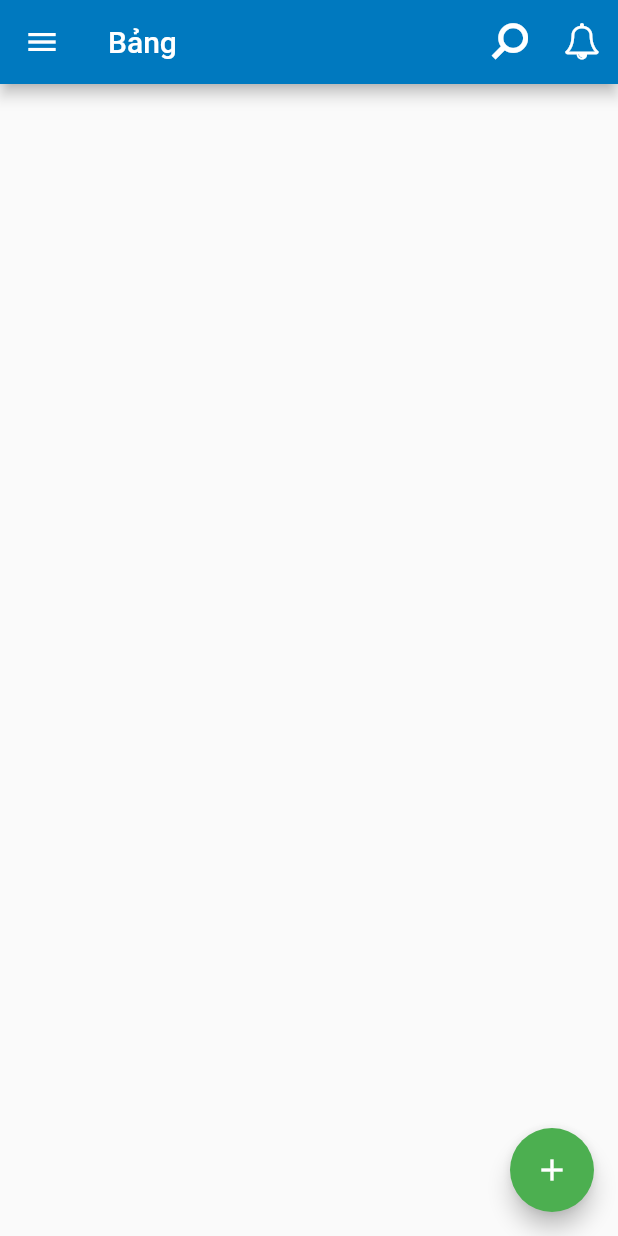
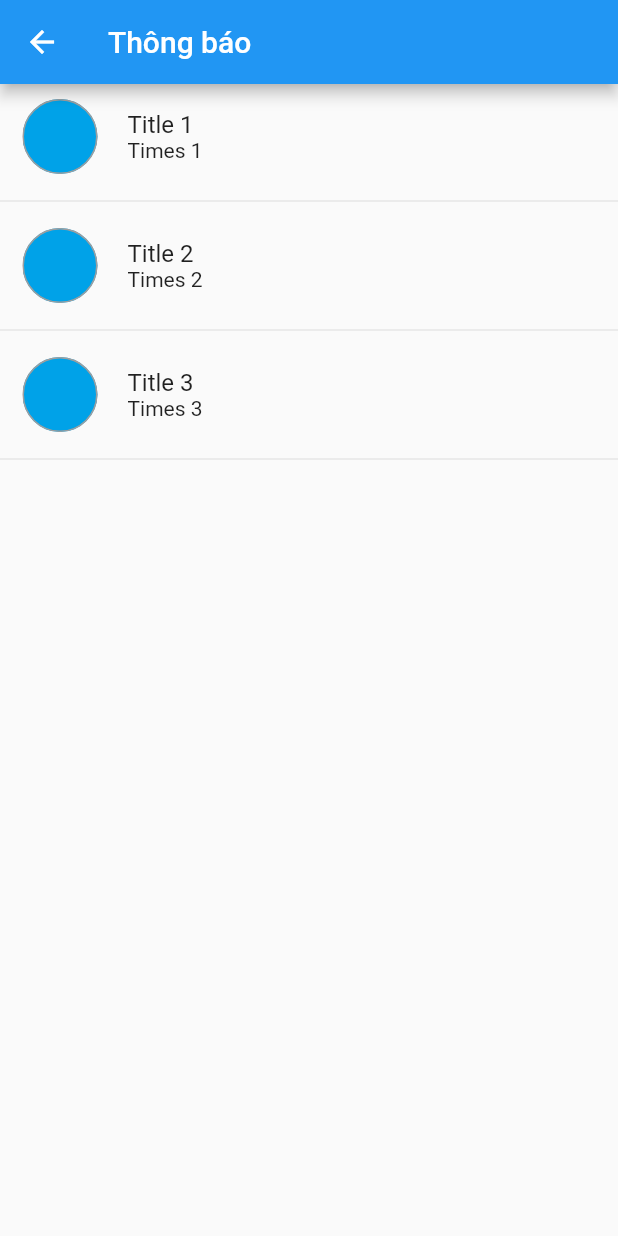
Before and after one commit to TTph18/Trello_Clone, a Flutter app: the MainScreen screen opened directly, after a tap on an icon or button, on a phone screen of 412 x 824 dp. Run offline on Flutter 3.47's test engine with Material 2 defaults, Android fonts, the phone set to English and light mode, and no system bars; drawn by our look-alikes of flutter_speed_dial; our stand-ins replace cloud_firestore, firebase_auth, firebase_core, flutter_chips_input; missing offline and left inert: animate_icons, animated_icon_button; accounts and stored records are empty.

Commit message:
update member list and add notification screen

```diff
--- a/trello_clone/lib/route_generator.dart
+++ b/trello_clone/lib/route_generator.dart
@@ -2,6 +2,7 @@ import 'package:flutter/cupertino.dart';
 import 'package:flutter/material.dart';
 import 'package:trello_clone/screens/main_screen/member_list.dart';
 import 'package:trello_clone/screens/create_workspace_screen/create_workspace_screen.dart';
+import 'package:trello_clone/screens/notification_screen/notification_screen.dart';
 import 'route_path.dart';
 import 'screens/login_screen/login_screen.dart';
 import 'screens/register_screen/register_screen.dart';
@@ -28,6 +29,11 @@ class RouteGenerator{
         return MaterialPageRoute(
           settings: RouteSettings(name: MEMBER_LIST),
           builder: (_) => MemberList(),
+        );
+      case NOTIFICATION_SCREEN:
+        return MaterialPageRoute(
+          settings: RouteSettings(name: NOTIFICATION_SCREEN),
+          builder: (_) => NotificationScreen(),
         );
       case REGISTER_SCREEN:
         return MaterialPageRoute(
--- a/trello_clone/lib/route_path.dart
+++ b/trello_clone/lib/route_path.dart
@@ -1,6 +1,7 @@
 const String LOGIN = '/';
 const String MAIN_SCREEN = '/main_screen';
 const String MEMBER_LIST = '/member_list';
+const String NOTIFICATION_SCREEN = '/notification_screen';
 const String REGISTER_SCREEN = '/register_screen';
 const String CREATE_BOARD_SCREEN = '/create_board_screen';
 const String CREATE_CARD_SCREEN = '/create_card_screen';
--- a/trello_clone/lib/screens/board_screen/board_screen.dart
+++ b/trello_clone/lib/screens/board_screen/board_screen.dart
@@ -422,8 +422,7 @@ class BoardScreenState extends State<BoardScreen> {
           isLast: true,
         );
     });
-    if (isShowDrawer)
-      _scaffoldKey.currentState!.openEndDrawer();
+    if (isShowDrawer) _scaffoldKey.currentState!.openEndDrawer();
   }
 
   @override
@@ -432,22 +431,24 @@ class BoardScreenState extends State<BoardScreen> {
       key: _scaffoldKey,
       backgroundColor: const Color.fromRGBO(0, 121, 190, 1.0),
       appBar: AppBar(
-        title: isTapNewList ? Text("Thêm danh sách") : isTapNewCard.contains(true) ? Text("Thêm thẻ") : Text(boards.boardName),
+        title: isTapNewList
+            ? Text("Thêm danh sách")
+            : isTapNewCard.contains(true)
+                ? Text("Thêm thẻ")
+                : Text(boards.boardName),
         backgroundColor: const Color.fromRGBO(0, 64, 126, 1.0),
         leading: (isTapNewList || isTapNewCard.contains(true))
             ? IconButton(
                 onPressed: () {
                   setState(
                     () {
-                      if (isTapNewList)
-                        {
+                      if (isTapNewList) {
                         isTapNewList = false;
                         newListController.text = "";
                       }
-                      int index = isTapNewCard.indexWhere((element) => element == true);
-                      if (index != -1)
-                        {
-                          print("INNER " + index.toString());
+                      int index =
+                          isTapNewCard.indexWhere((element) => element == true);
+                      if (index != -1) {
                         isTapNewCard[index] = false;
                         newCardController.text = "";
                       }
@@ -482,9 +483,9 @@ class BoardScreenState extends State<BoardScreen> {
                           );
                         }
                       }
-                    int index = isTapNewCard.indexWhere((element) => element == true);
-                    if (index != -1)
-                      {
+                      int index =
+                          isTapNewCard.indexWhere((element) => element == true);
+                      if (index != -1) {
                         print("INNER CHECK: " + index.toString());
                         if (newCardController.text != "") {
                           ///TODO: Add new card to list [index]
@@ -498,8 +499,7 @@ class BoardScreenState extends State<BoardScreen> {
                           );
                         }
                       }
-                  }
-                    ),
+                    }),
               ]
             : [
                 IconButton(
@@ -541,9 +541,9 @@ class BoardScreenState extends State<BoardScreen> {
                 if (!snapshot.hasData) {
                   return Container(
                     alignment: FractionalOffset.center,
-                  child: CircularProgressIndicator());
-                }
-                else {
+                    child: CircularProgressIndicator(),
+                  );
+                } else {
                   listName.clear();
                   for (var item in snapshot.data) {
                     Lists _list = Lists.fromDocument(item);
--- a/trello_clone/lib/screens/main_screen/main_screen.dart
+++ b/trello_clone/lib/screens/main_screen/main_screen.dart
@@ -200,7 +200,9 @@ class _MainScreenState extends State<MainScreen> {
           ),
           IconButton(
             icon: const Icon(MyFlutterApp.bell),
-            onPressed: () {},
+            onPressed: () {
+              Navigator.of(context).pushNamed(NOTIFICATION_SCREEN);
+            },
           ),
         ],
       ),
--- a/trello_clone/lib/screens/main_screen/member_list.dart
+++ b/trello_clone/lib/screens/main_screen/member_list.dart
@@ -146,11 +146,9 @@ class MemberListState extends State<MemberList> {
                             keyboardAppearance: Brightness.dark,
                             textCapitalization: TextCapitalization.words,
                             // maxChips: 5,
-                            textStyle: const TextStyle(
-                                height: 1.5,
-                                fontSize: 20),
+                            textStyle:
+                                const TextStyle(height: 1.5, fontSize: 20),
                             decoration: const InputDecoration(
-                              prefixIcon: Icon(Icons.search),
                               // hintText: formControl.hint,
                               labelText: 'Tài khoản hoặc email',
                             ),
@@ -183,8 +181,7 @@ class MemberListState extends State<MemberList> {
                                 key: ObjectKey(profile),
                                 label: Text(profile.userName),
                                 avatar: CircleAvatar(
-                                  backgroundImage:
-                                      AssetImage(profile.avatar),
+                                  backgroundImage: AssetImage(profile.avatar),
                                 ),
                                 onDeleted: () => state.deleteChip(profile),
                                 materialTapTargetSize:
@@ -196,8 +193,7 @@ class MemberListState extends State<MemberList> {
                               return ListTile(
                                 key: ObjectKey(profile),
                                 leading: CircleAvatar(
-                                  backgroundImage:
-                                      AssetImage(profile.avatar),
+                                  backgroundImage: AssetImage(profile.avatar),
                                 ),
                                 title: Text(profile.userName),
                                 onTap: () => state.selectSuggestion(profile),
@@ -239,11 +235,11 @@ class MemberListState extends State<MemberList> {
       ),
       body: Padding(
         padding: const EdgeInsets.all(10.0),
-        child: Column(
-          children: List.generate(
-            WorkspaceUsers.length,
-            (index) => MemberInfo(WorkspaceUsers[index]),
-          ),
+        child: ListView.builder(
+          itemCount: WorkspaceUsers.length,
+          itemBuilder: (context, index) {
+            return MemberInfo(WorkspaceUsers[index]);
+          },
         ),
       ),
     );
--- /dev/null
+++ b/trello_clone/lib/screens/notification_screen/notification_screen.dart
@@ -0,0 +1,90 @@
+import 'package:flutter/material.dart';
+import 'package:trello_clone/models/boards.dart';
+import 'package:trello_clone/screens/board_screen/board_screen.dart';
+import 'package:trello_clone/widgets/reuse_widget/avatar.dart';
+
+class NotificationScreen extends StatefulWidget {
+  @override
+  NotificationScreenState createState() => NotificationScreenState();
+}
+
+class NotificationScreenState extends State<NotificationScreen> {
+  late List<Boards> boards;
+  List<String> titles = [
+    'Title 1',
+    'Title 2',
+    'Title 3',
+  ];
+  List<String> times = [
+    'Times 1',
+    'Times 2',
+    'Times 3',
+  ];
+  List<String> avas = [
+    'assets/images/BlueBG.png',
+    'assets/images/BlueBG.png',
+    'assets/images/BlueBG.png',
+  ];
+  @override
+  void initState() {}
+
+  @override
+  Widget build(BuildContext context) {
+    return Scaffold(
+      appBar: AppBar(
+        title: Text(
+          "Thông báo",
+        ),
+      ),
+      body: ListView.builder(
+          itemCount: titles.length,
+          itemBuilder: (context, index) {
+            return InkWell(
+              onTap: () {
+                ///TODO: Uncomment after init boards
+                //Route route = MaterialPageRoute(
+                //    builder: (context) => BoardScreen(boards[index], false));
+                //Navigator.push(context, route);
+              },
+              child: Column(
+                children: [
+                  Container(
+                    padding: EdgeInsets.fromLTRB(15, 10, 15, 10),
+                    decoration: BoxDecoration(
+                      color: Colors.transparent,
+                    ),
+                    child: Row(
+                      children: [
+                        avatar(
+                          50,
+                          50,
+                          Colors.grey,
+                          AssetImage(avas[index]),
+                        ),
+                        SizedBox(
+                          width: 20,
+                        ),
+                        Column(
+                          crossAxisAlignment: CrossAxisAlignment.start,
+                          children: [
+                            Text(
+                              titles[index],
+                              style: TextStyle(fontSize: 16),
+                            ),
+                            Text(
+                              times[index],
+                              style: TextStyle(fontSize: 14),
+                            ),
+                          ],
+                        ),
+                      ],
+                    ),
+                  ),
+                  Divider(),
+                ],
+              ),
+            );
+          }),
+    );
+  }
+}
```
Lines whose indentation alone changed are shown as unchanged.
